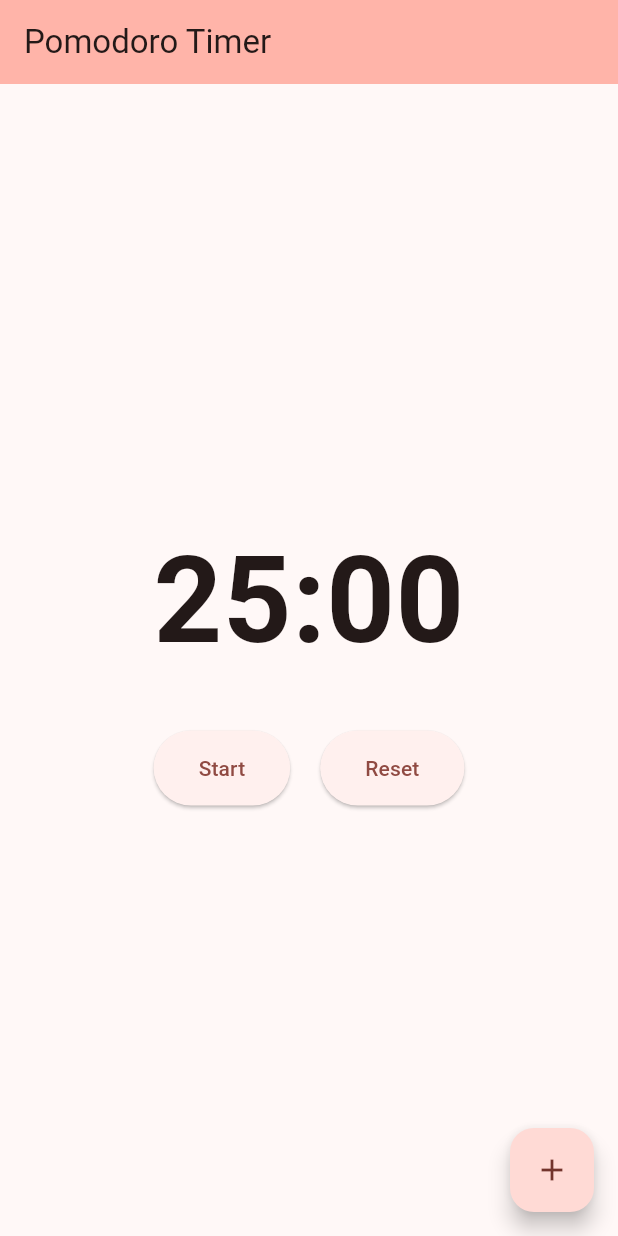
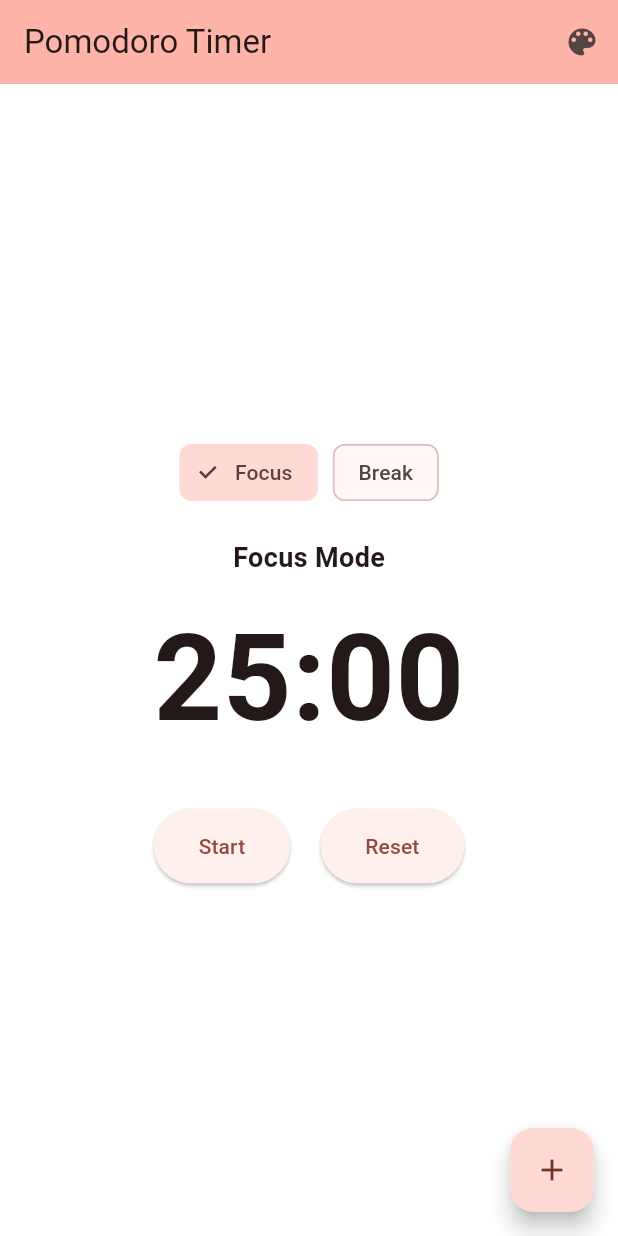
Before and after one commit to ffurkan-dev/PomodoroApp, a Flutter app: the screen it shows after launch, on a phone screen of 412 x 824 dp. Run offline on Flutter 3.47's test engine with Material 3 defaults, Android fonts, the phone set to English and light mode, and no system bars; our stand-ins replace flutter_colorpicker.

Commit message:
Update main.dart

```diff
--- a/lib/main.dart
+++ b/lib/main.dart
@@ -1,5 +1,6 @@
 import 'package:flutter/material.dart';
 import 'dart:async';
+import 'package:flutter_colorpicker/flutter_colorpicker.dart';
 
 void main() {
   runApp(const MyApp());
@@ -28,12 +29,32 @@ class PomodoroTimer extends StatefulWidget {
   State<PomodoroTimer> createState() => _PomodoroTimerState();
 }
 
+enum PomodoroMode { focus, breakMode }
+
 class _PomodoroTimerState extends State<PomodoroTimer> {
+  PomodoroMode _mode = PomodoroMode.focus;
+  int _focusMinutes = 25;
+  int _breakMinutes = 5;
   int _minutes = 25;
   int _seconds = 0;
   Timer? _timer;
   bool _isRunning = false;
   Task? _currentTask;
+  Color _backgroundColor = Colors.white;
+
+  void switchMode(PomodoroMode mode) {
+    setState(() {
+      _mode = mode;
+      _timer?.cancel();
+      _isRunning = false;
+      if (_mode == PomodoroMode.focus) {
+        _minutes = _focusMinutes;
+      } else {
+        _minutes = _breakMinutes;
+      }
+      _seconds = 0;
+    });
+  }
 
   void startTimer() {
     _timer = Timer.periodic(const Duration(seconds: 1), (timer) {
@@ -66,7 +87,11 @@ class _PomodoroTimerState extends State<PomodoroTimer> {
   void resetTimer() {
     _timer?.cancel();
     setState(() {
-      _minutes = 25;
+      if (_mode == PomodoroMode.focus) {
+        _minutes = _focusMinutes;
+      } else {
+        _minutes = _breakMinutes;
+      }
       _seconds = 0;
       _isRunning = false;
     });
@@ -117,6 +142,43 @@ class _PomodoroTimerState extends State<PomodoroTimer> {
     );
   }
 
+  void _pickColor() {
+    showDialog(
+      context: context,
+      builder: (context) {
+        Color tempColor = _backgroundColor;
+        return AlertDialog(
+          title: const Text('Pick a background color'),
+          content: SingleChildScrollView(
+            child: ColorPicker(
+              pickerColor: tempColor,
+              onColorChanged: (color) {
+                tempColor = color;
+              },
+              showLabel: true,
+              pickerAreaHeightPercent: 0.8,
+            ),
+          ),
+          actions: [
+            TextButton(
+              child: const Text('Cancel'),
+              onPressed: () => Navigator.of(context).pop(),
+            ),
+            TextButton(
+              child: const Text('Select'),
+              onPressed: () {
+                setState(() {
+                  _backgroundColor = tempColor;
+                });
+                Navigator.of(context).pop();
+              },
+            ),
+          ],
+        );
+      },
+    );
+  }
+
   @override
   void dispose() {
     _timer?.cancel();
@@ -129,11 +191,46 @@ class _PomodoroTimerState extends State<PomodoroTimer> {
       appBar: AppBar(
         backgroundColor: Theme.of(context).colorScheme.inversePrimary,
         title: const Text('Pomodoro Timer'),
+        actions: [
+          IconButton(
+            icon: const Icon(Icons.color_lens),
+            tooltip: 'Change Background Color',
+            onPressed: _pickColor,
           ),
-      body: Center(
+        ],
+      ),
+      body: Container(
+        color: _backgroundColor,
+        child: Center(
           child: Column(
             mainAxisAlignment: MainAxisAlignment.center,
             children: [
+              Row(
+                mainAxisAlignment: MainAxisAlignment.center,
+                children: [
+                  ChoiceChip(
+                    label: const Text('Focus'),
+                    selected: _mode == PomodoroMode.focus,
+                    onSelected: (selected) {
+                      if (selected) switchMode(PomodoroMode.focus);
+                    },
+                  ),
+                  const SizedBox(width: 10),
+                  ChoiceChip(
+                    label: const Text('Break'),
+                    selected: _mode == PomodoroMode.breakMode,
+                    onSelected: (selected) {
+                      if (selected) switchMode(PomodoroMode.breakMode);
+                    },
+                  ),
+                ],
+              ),
+              const SizedBox(height: 20),
+              Text(
+                _mode == PomodoroMode.focus ? 'Focus Mode' : 'Break Mode',
+                style: const TextStyle(fontSize: 18, fontWeight: FontWeight.bold),
+              ),
+              const SizedBox(height: 10),
               if (_currentTask != null)
                 Padding(
                   padding: const EdgeInsets.only(bottom: 20),
@@ -173,6 +270,7 @@ class _PomodoroTimerState extends State<PomodoroTimer> {
             ],
           ),
         ),
+      ),
       floatingActionButton: FloatingActionButton(
         onPressed: () => _addTask(context),
         child: const Icon(Icons.add),
```
Lines whose indentation alone changed are shown as unchanged.
